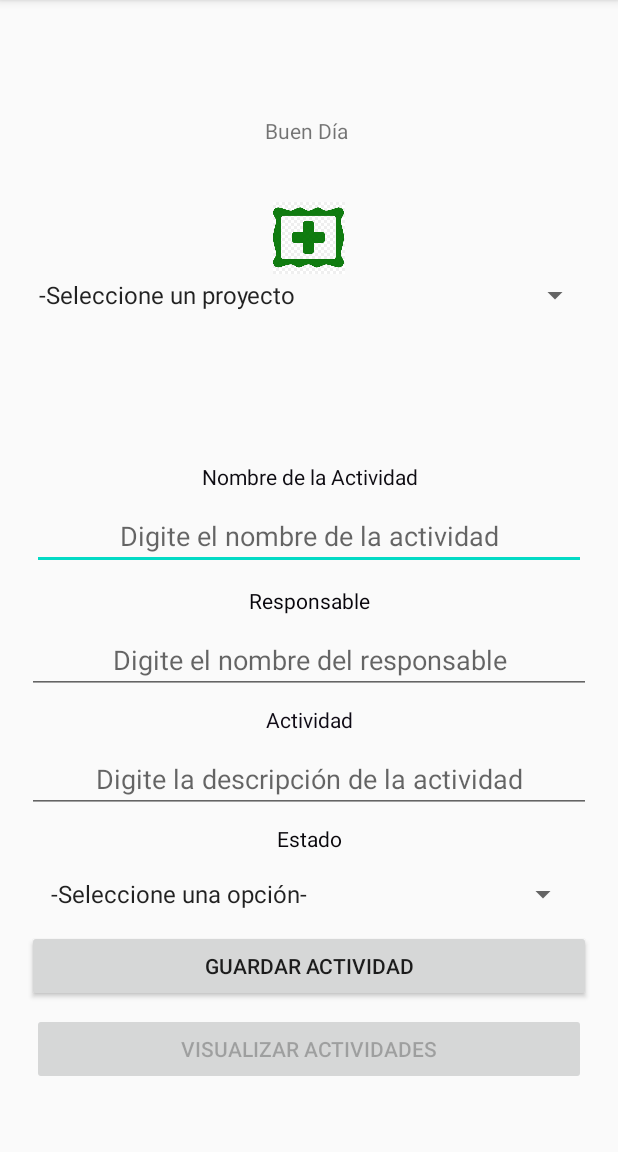
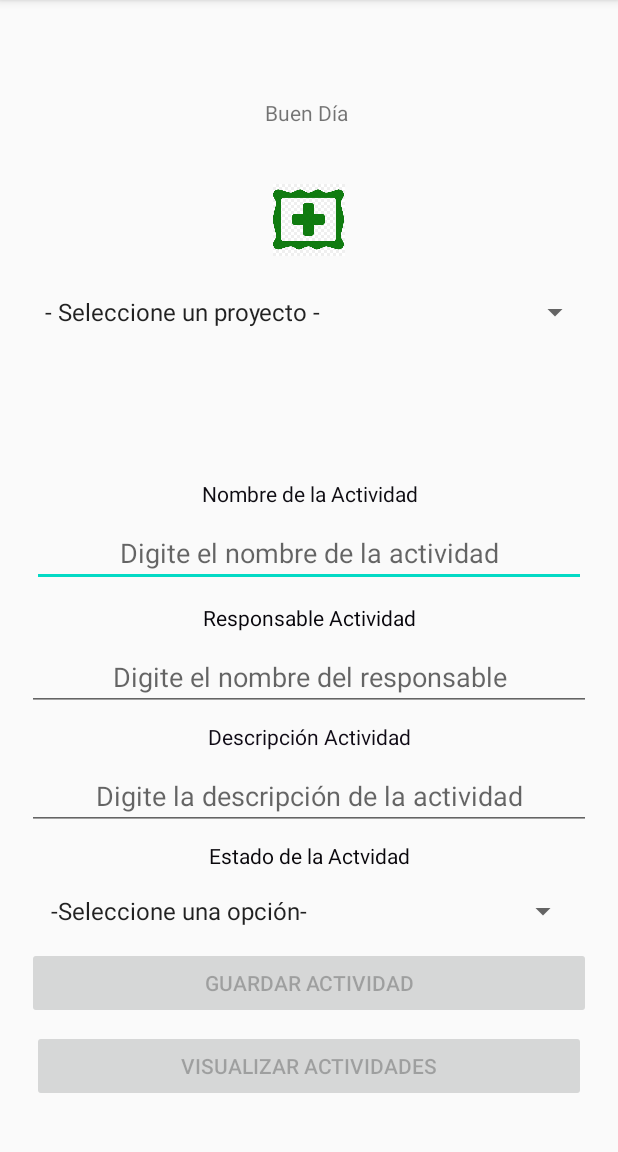
Before and after one commit to roheru/ProjectAndroid, an Android app: the fragment ActivitiesExecuting shown on its own in the app's theme, on a phone screen of 412 x 824 dp, the part 84-1236 px from its top. Run offline under Robolectric (Android 15) with nearby library versions, the phone set to English and light mode, and no system bars; our stand-ins replace Firebase (no records; nobody signed in at launch, a user with empty details on screens opened directly).

Commit message:
Add activity task
development activity task module fragment

```diff
--- a/source/APP1/app/src/main/java/com/example/app1/ActivitiesExecuting.kt
+++ b/source/APP1/app/src/main/java/com/example/app1/ActivitiesExecuting.kt
@@ -1,6 +1,7 @@
 package com.example.app1
 
 import android.os.Bundle
+import android.text.Editable
 import android.util.Log
 import android.view.LayoutInflater
 import android.view.View
@@ -8,7 +9,9 @@ import android.view.ViewGroup
 import android.widget.*
 import android.widget.AdapterView.OnItemSelectedListener
 import androidx.fragment.app.Fragment
+import com.example.app1.entities.Activity
 import com.example.app1.entities.Project
+import com.example.app1.models.ModelActivity
 import com.google.android.gms.tasks.OnCompleteListener
 import com.google.firebase.auth.FirebaseAuth
 import com.google.firebase.firestore.FirebaseFirestore
@@ -32,12 +35,17 @@ class ActivitiesExecuting : Fragment(), AdapterView.OnItemSelectedListener  {
     private var param1: String? = null
     private var param2: String? = null
 
-    var states = arrayOf("-Seleccione una opción-", "No finalizada","Finalizada" )
-    var spinnerp: Spinner? = null
-    var spinners: Spinner? = null
-    var tv: TextView?=null
-    var viz:Button?=null
-
+    private var states = arrayOf("-Seleccione una opción-", "No finalizada","Finalizada" )
+    private var spinnerp: Spinner? = null
+    private var spinners: Spinner? = null
+    private var na:EditText?=null
+    private var rt:EditText?=null
+    private var da:EditText?=null
+    private var tv: TextView?=null
+    private var msg: TextView?=null
+    private var viz:Button?=null
+    private var save:Button?=null
+    private var idProject:String?=null
 
     override fun onCreateView(
         inflater: LayoutInflater, container: ViewGroup?,
@@ -48,29 +56,38 @@ class ActivitiesExecuting : Fragment(), AdapterView.OnItemSelectedListener  {
         accionar(viewv)
         return viewv
     }
+
+
     fun initializeComponents(v:View){
 
         val projects: ArrayList<Project> =getProjects()
         var  db= FirebaseAuth.getInstance()
+
         v?.welcome?.text="Buen Día "+db.currentUser?.email.toString()
-        tv=v.description
-        viz=v.visualize
-        spinnerp =v.projects_works
-        spinners=v.states_spinner
+        this.tv=v.description
+        this.na=v.nameActivityText
+        this.rt=v.responsableText
+        this.da=v.descriptionText
+        this.viz=v.visualize
+        this.save=v.save
+        this.msg=v.msg_user
+        this.spinnerp =v.projects_works
+        this.spinners=v.states_spinner
+
         val projectsList = ArrayAdapter(this.requireContext(), android.R.layout.simple_spinner_item, projects)
         projectsList.setDropDownViewResource(android.R.layout.simple_spinner_dropdown_item)
-        spinnerp!!.adapter = projectsList
+        this.spinnerp!!.adapter = projectsList
 
         val stateList = ArrayAdapter(this.requireContext(), android.R.layout.simple_spinner_item, states)
         stateList.setDropDownViewResource(android.R.layout.simple_spinner_dropdown_item)
-        spinners!!.adapter = stateList
+        this.spinners!!.adapter = stateList
 
     }
 
 
     fun getProjects():ArrayList<Project>{
         val projects: ArrayList<Project> = ArrayList()
-        projects.add( Project("-Seleccione un proyecto",""," "))
+        projects.add( Project(" - Seleccione un proyecto - ",""," "))
         //projects.add()
         try {
 
@@ -88,7 +105,7 @@ class ActivitiesExecuting : Fragment(), AdapterView.OnItemSelectedListener  {
                         for (document in task.result!!) {
                             Log.d("DataValueID", document.id + " => " + document.data.get("name"))
                             //this.projects.set(this.projects.size,)
-                            projects.add( Project(document.data.get("name").toString(),document.data.get("description").toString()," "))
+                            projects.add( Project(document.data.get("name").toString(),document.data.get("description").toString(),document.id))
                         }
                     } else {
                         Log.d("DataValueError", "Error getting documents: ", task.exception)
@@ -103,39 +120,103 @@ class ActivitiesExecuting : Fragment(), AdapterView.OnItemSelectedListener  {
 
     }
 
+    fun saveActivity() {
+        Log.i("activityValue",this.spinners?.selectedItemPosition.toString())
+        var numberIdProject:Int?=this.spinnerp?.selectedItemPosition?.toInt()
+        var numberStateValue:Int?=this.spinners?.selectedItemPosition?.toInt()
+        if(this.spinnerp!=null && numberIdProject!=null && numberIdProject>0){
+            if (this.na != null && !this.na?.text.toString().isEmpty()) {
+                if(this.rt!=null && !this.rt?.text.toString().isEmpty()){
+                    if(this.da!=null && !this.da?.text.toString().isEmpty()) {
+                        if(numberStateValue!=null && numberStateValue>0){
+                            var act:Activity?=null
+                            if(numberStateValue==1){
+                                act=Activity(this.na?.text.toString(),this.rt?.text.toString(),this.da?.text.toString(), false, this.idProject.toString())
+                            }else{
+                                act=Activity(this.na?.text.toString(),this.rt?.text.toString(),this.da?.text.toString(), true, this.idProject.toString())
+                            }
+                            var ma:ModelActivity?=ModelActivity()
+                            var r:Boolean?=ma?.insertActivity(act)
+
+                            if(r==true){
+                                this.na?.text=Editable.Factory.getInstance().newEditable("")
+                                this.rt?.text=Editable.Factory.getInstance().newEditable("")
+                                this.da?.text=Editable.Factory.getInstance().newEditable("")
+                                //this.spinnerp.setSelection(0)
+                                this.spinnerp?.setSelection(0)
+                                this.spinners?.setSelection(0)
+                                this.viz?.isEnabled=false
+                                this.save?.isEnabled=false
+                                this.msg?.text="Actividad Creada con Éxito!!"
+
+                            }else{
+                                this.msg?.text="La actividad no pudo ser creada"
+                            }
+
+
+                        }else{
+                            this.msg?.text = "Por favor seleccione el estado de la actividad"
+                        }
+                    }else{
+                        this.msg?.text = "Por favor digite la descripción de la actividad"
+
+                    }
+                }else{
+                    this.msg?.text = "Por favor digite el responsable de la actividad"
+
+                }
+            } else {
+                this.msg?.text = "Por favor digite un nombre de la actividad"
+            }
+        }else{
+            this.msg?.text = "Por favor seleccione un proyecto"
+        }
+
+
+
+    }
+
+    fun itemSelection(position:Int,v: AdapterView<*>?){
+        Log.i("positionProj",position.toString())
+        if(position>0){
+            val s=v?.getItemAtPosition(position) as Project
+            Log.i("descriptionProj",s.toString())
+            this.viz?.isEnabled=true
+            this.save?.isEnabled=true
+            this.tv?.text=s.getId().toString()+"-"+s.getDescription()
+            this.idProject=s.getId().toString()
+        }else{
+            this.viz?.isEnabled=false
+            this.save?.isEnabled=false
+            this.tv?.text=""
+        }
+
+    }
 
     fun accionar(v:View){
         this.spinnerp?.onItemSelectedListener = object : OnItemSelectedListener {
-            override fun onItemSelected(
-                parentView: AdapterView<*>?,
-                selectedItemView: View,
-                position: Int,
-                id: Long
-            ) {
+            override fun onItemSelected(parentView: AdapterView<*>?,selectedItemView: View,position: Int,id: Long) {
                 try {
-
-                    if(position>0){
-                        val s=parentView?.getItemAtPosition(position) as Project
-                        Log.i("descriptionProj",s.toString())
-                        viz?.isEnabled=true
-                        tv?.text=s.getId().toString()+"-"+s.getDescription()
-                    }else{
-                        viz?.isEnabled=false
-                        tv?.text=""
-                    }
-
+                    itemSelection(position,parentView)
                 }catch (e:Exception){
                     e.printStackTrace()
-
                 }
-
-
             }
 
             override fun onNothingSelected(parentView: AdapterView<*>?) {
                 // your code here
             }
         }
+
+        this.save?.setOnClickListener(object: View.OnClickListener {
+            override fun onClick(v: View?) {
+                saveActivity()
+                //var state=
+
+            }
+        })
+
+
     }
 
     companion object {
--- /dev/null
+++ b/source/APP1/app/src/main/java/com/example/app1/models/ModelProject.kt
@@ -0,0 +1,4 @@
+package com.example.app1.models
+
+class ModelProject {
+}
--- a/source/APP1/app/src/main/res/layout/fragment_activities_executing.xml
+++ b/source/APP1/app/src/main/res/layout/fragment_activities_executing.xml
@@ -32,8 +32,15 @@
         />
 
 
-
-
+    <TextView
+        android:id="@+id/msg_user"
+        android:layout_width="match_parent"
+        android:layout_height="wrap_content"
+        android:textColor="#E40B0B"
+        android:layout_margin="2dp"
+        android:gravity="center"
+        android:layout_gravity="center"
+        android:text="" />
 
     <Spinner
         android:id="@+id/projects_works"
@@ -63,12 +70,11 @@
         android:layout_margin="2dp"
         android:gravity="center"
         android:layout_gravity="center"
-        android:inputType="textMultiLine"
         android:text="Nombre de la Actividad"
         android:textColor="#0E0C12"/>
 
     <EditText
-        android:id="@+id/nameActivity"
+        android:id="@+id/nameActivityText"
         android:layout_width="match_parent"
         android:layout_height="wrap_content"
         android:layout_margin="5dp"
@@ -85,11 +91,11 @@
         android:layout_margin="5dp"
         android:gravity="center"
         android:layout_gravity="center"
-        android:text="Responsable"
+        android:text="Responsable Actividad"
         android:textColor="#07050B"/>
 
     <EditText
-        android:id="@+id/editTextTextPersonName3"
+        android:id="@+id/responsableText"
         android:layout_width="match_parent"
         android:layout_height="wrap_content"
         android:layout_margin="2dp"
@@ -105,11 +111,11 @@
         android:layout_margin="5dp"
         android:gravity="center"
         android:layout_gravity="center"
-        android:text="Actividad"
+        android:text="Descripción Actividad"
         android:textColor="#0F0A15"/>
 
     <EditText
-        android:id="@+id/editTextTextMultiLine2"
+        android:id="@+id/descriptionText"
         android:layout_width="match_parent"
         android:layout_height="wrap_content"
         android:layout_margin="2dp"
@@ -125,7 +131,7 @@
         android:layout_margin="5dp"
         android:gravity="center"
         android:layout_gravity="center"
-        android:text="Estado"
+        android:text="Estado de la Actvidad"
         android:textColor="#0A080C"/>
 
 
@@ -138,15 +144,14 @@
         android:layout_gravity="center" />
 
     <Button
-        android:id="@+id/button"
+        android:id="@+id/save"
         android:layout_width="match_parent"
         android:layout_height="wrap_content"
         android:gravity="center"
         android:layout_gravity="center"
         android:layout_margin="2dp"
-        android:text="Guardar Actividad"
-
-        />
+        android:enabled="false"
+        android:text="Guardar Actividad"/>
 
     <Button
         android:id="@+id/visualize"
```
Also changed, not shown: source/APP1/app/src/main/java/com/example/app1/entities/Activity.kt (added, +94 -0 lines), source/APP1/app/src/main/java/com/example/app1/models/ModelActivity.kt (added, +39 -0 lines).
